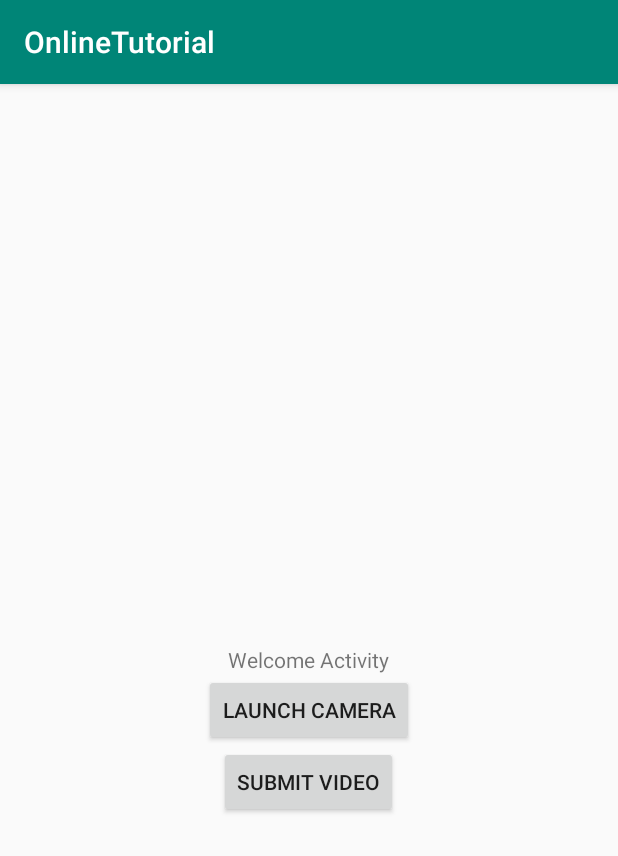
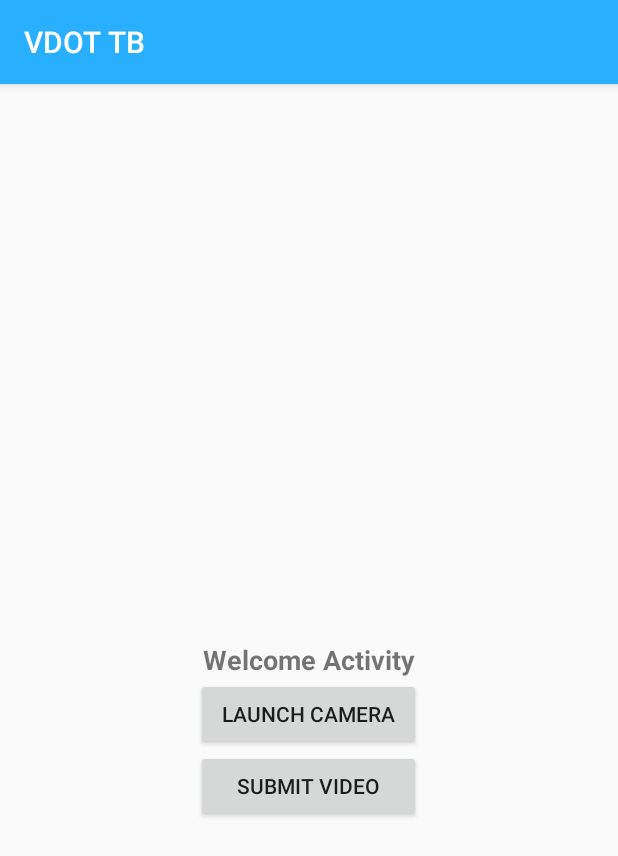
Before and after one commit to naraic/CS4098-TB_VOT-G7, an Android app: the screen it shows after launch (MainActivity), on a phone screen of 412 x 824 dp. Shown: the top 856 px of the screen. Run offline under Robolectric (Android 15) with nearby library versions, the phone set to English and light mode, and no system bars.

Commit message:
Made few changes to color scheme and buttons

```diff
--- a/AndroidDevelopment/OnlineTutorial/app/src/main/res/layout/activity_main.xml
+++ b/AndroidDevelopment/OnlineTutorial/app/src/main/res/layout/activity_main.xml
@@ -10,13 +10,14 @@
         android:id="@+id/textView"
         android:layout_width="wrap_content"
         android:layout_height="wrap_content"
+        android:layout_centerInParent="true"
         android:text="Welcome Activity"
-        android:layout_centerVertical="true"
-        android:layout_centerHorizontal="true" />
+        android:textSize="18sp"
+        android:textStyle="bold" />
 
     <Button
         android:id="@+id/camera_button"
-        android:layout_width="wrap_content"
+        android:layout_width="150dp"
         android:layout_height="wrap_content"
         android:text="Launch Camera"
         android:layout_below="@+id/textView"
@@ -24,7 +25,7 @@
 
     <Button
         android:id="@+id/upload_button"
-        android:layout_width="wrap_content"
+        android:layout_width="150dp"
         android:layout_height="wrap_content"
         android:text="Submit Video"
         android:layout_below="@+id/camera_button"
--- a/AndroidDevelopment/OnlineTutorial/app/src/main/res/values/colors.xml
+++ b/AndroidDevelopment/OnlineTutorial/app/src/main/res/values/colors.xml
@@ -1,7 +1,14 @@
 <?xml version="1.0" encoding="utf-8"?>
 <resources>
+    <!--
     <color name="colorPrimary">#008577</color>
     <color name="colorPrimaryDark">#00574B</color>
+    -->
+
+    <color name="colorPrimary">#28B0FF</color>
+    <color name="colorPrimaryDark">#257AAD</color>
     <color name="colorAccent">#85000000</color>
     <color name="newColor">#E4EE25</color>
+
+
 </resources>
--- a/AndroidDevelopment/OnlineTutorial/app/src/main/res/values/strings.xml
+++ b/AndroidDevelopment/OnlineTutorial/app/src/main/res/values/strings.xml
@@ -1,3 +1,3 @@
 <resources>
-    <string name="app_name">OnlineTutorial</string>
+    <string name="app_name">VDOT TB</string>
 </resources>
```
